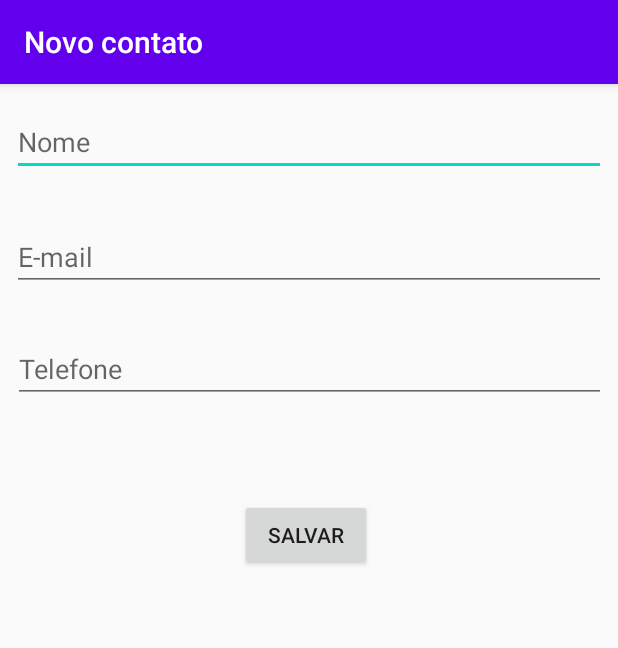
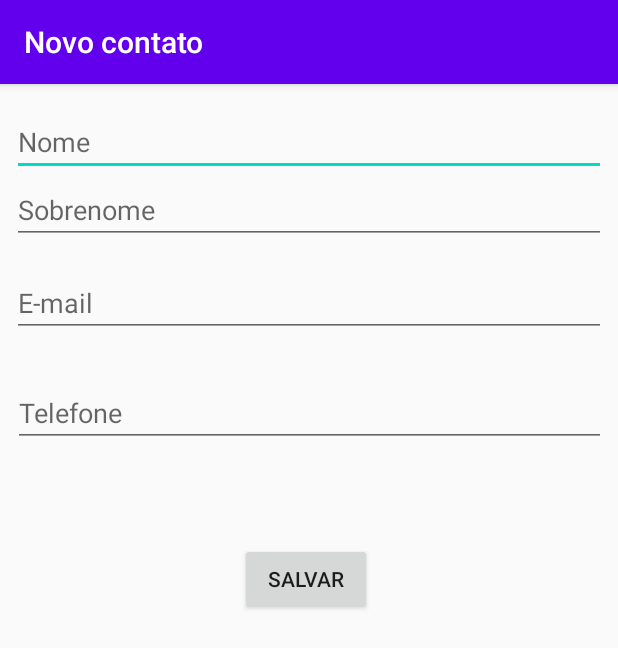
Before and after one commit to rdiego26/alura-android1, an Android app: the ContactFormActivity screen opened directly, with no data from a screen before it, on a phone screen of 412 x 824 dp. Shown: the top 648 px of the screen. Run offline under Robolectric (Android 15) with nearby library versions, the phone set to English and light mode, and no system bars.

Commit message:
WIP with last name

```diff
--- a/agenda/app/src/main/java/me/diegoramos/agenda/ui/activity/ContactFormActivity.kt
+++ b/agenda/app/src/main/java/me/diegoramos/agenda/ui/activity/ContactFormActivity.kt
@@ -49,6 +49,7 @@ class ContactFormActivity : AppCompatActivity() {
             handleEdit(receivedContact as Contact)
 
             activity_contact_form_name.setText(receivedContact?.name)
+            activity_contact_form_last_name.setText(receivedContact?.lastName)
             activity_contact_form_email.setText(receivedContact?.email)
             activity_contact_form_phone.setText(receivedContact?.phone)
         }
@@ -60,6 +61,7 @@ class ContactFormActivity : AppCompatActivity() {
     private fun handleEdit(contact: Contact) {
         setTitle(R.string.student_form_activity_edit_title)
         activity_contact_form_name?.setText(contact.name)
+        activity_contact_form_last_name?.setText(contact.lastName)
         activity_contact_form_email?.setText(contact.email)
         activity_contact_form_phone?.setText(contact.phone)
         mode = FormMode.UPDATE
@@ -72,11 +74,13 @@ class ContactFormActivity : AppCompatActivity() {
             try {
                 if (mode == FormMode.REGISTER) {
                     contact = Contact(name = activity_contact_form_name?.text.toString(),
+                        lastName = activity_contact_form_last_name?.text.toString(),
                         email = activity_contact_form_email?.text.toString(),
                         phone = activity_contact_form_phone?.text.toString())
                     handleRegister(contact)
                 } else {
                     contact = Contact(id = receivedContact!!.id, name = activity_contact_form_name?.text.toString(),
+                        lastName = activity_contact_form_last_name?.text.toString(),
                         email = activity_contact_form_email?.text.toString(),
                         phone = activity_contact_form_phone?.text.toString())
                     handleUpdate(contact)
@@ -113,7 +117,7 @@ class ContactFormActivity : AppCompatActivity() {
 
     private fun validateAddOrUpdate(contact: Contact) {
         val resources = applicationContext.resources
-        val alreadyWithSameName = me.diegoramos.agenda.dao.ContactDAO.getAll().any { it.name == contact.name && it.id != contact.id }
+        val alreadyWithSameName = me.diegoramos.agenda.dao.ContactDAO.getAll().any { it.lastName == contact.lastName && it.id != contact.id }
         if(alreadyWithSameName) {
             throw DuplicatedItemException(String.format( resources.getString(R.string.duplicated_item_by_name_message), contact.name))
         }
--- a/agenda/app/src/main/java/me/diegoramos/agenda/ui/adapter/ContactItemAdapter.kt
+++ b/agenda/app/src/main/java/me/diegoramos/agenda/ui/adapter/ContactItemAdapter.kt
@@ -52,7 +52,7 @@ class ContactViewHolder(inflater: LayoutInflater, parent: ViewGroup) :
     fun bind(contact: Contact,
              itemClickListener: OnItemClickListener,
              itemLongClickListener: OnItemLongClickListener) {
-        itemView.item_contact_name.text = contact.name
+        itemView.item_contact_name.text = contact.fullName()
         itemView.item_contact_phone.text = contact.phone
         itemView.item_contact_email.text = contact.email
 
--- a/agenda/app/src/main/res/layout/activity_contact_form.xml
+++ b/agenda/app/src/main/res/layout/activity_contact_form.xml
@@ -23,20 +23,34 @@
         app:layout_constraintTop_toTopOf="parent" />
 
     <EditText
+        android:id="@+id/activity_contact_form_last_name"
+        android:layout_width="0dp"
+        android:layout_height="wrap_content"
+        android:layout_marginStart="8dp"
+        android:layout_marginEnd="8dp"
+        android:autofillHints="@string/student_form_last_name_hint"
+        android:hint="@string/student_form_last_name_hint"
+        android:inputType="textCapWords"
+        app:layout_constraintEnd_toEndOf="parent"
+        app:layout_constraintHorizontal_bias="0.0"
+        app:layout_constraintStart_toStartOf="parent"
+        app:layout_constraintTop_toBottomOf="@+id/activity_contact_form_name" />
+
+    <EditText
         android:id="@+id/activity_contact_form_email"
         android:layout_width="0dp"
         android:layout_height="wrap_content"
         android:layout_marginStart="8dp"
         android:layout_marginEnd="8dp"
+        android:autofillHints="@string/student_form_email_hint"
         android:hint="@string/student_form_email_hint"
-        android:autofillHints="@string/student_form_email_hint"
         android:inputType="textEmailAddress"
         app:layout_constraintBottom_toBottomOf="parent"
         app:layout_constraintEnd_toEndOf="parent"
-        app:layout_constraintHorizontal_bias="0.0"
+        app:layout_constraintHorizontal_bias="1.0"
         app:layout_constraintStart_toStartOf="parent"
-        app:layout_constraintTop_toTopOf="parent"
-        app:layout_constraintVertical_bias="0.128" />
+        app:layout_constraintTop_toBottomOf="@+id/activity_contact_form_last_name"
+        app:layout_constraintVertical_bias="0.027" />
 
     <EditText
         android:id="@+id/activity_contact_form_phone"
--- a/agenda/app/src/main/res/values/strings.xml
+++ b/agenda/app/src/main/res/values/strings.xml
@@ -5,6 +5,7 @@
     <string name="student_form_activity_title">Novo contato</string>
     <string name="student_form_activity_edit_title">Atualizar Contato</string>
     <string name="student_form_name_hint">Nome</string>
+    <string name="student_form_last_name_hint">Sobrenome</string>
     <string name="student_form_email_hint">E-mail</string>
     <string name="student_form_phone_hint">Telefone</string>
     <string name="student_form_save_button">Salvar</string>
```
Also changed, not shown: agenda/app/src/main/java/me/diegoramos/agenda/model/Contact.kt (+6 -1 lines), 1 other file.
